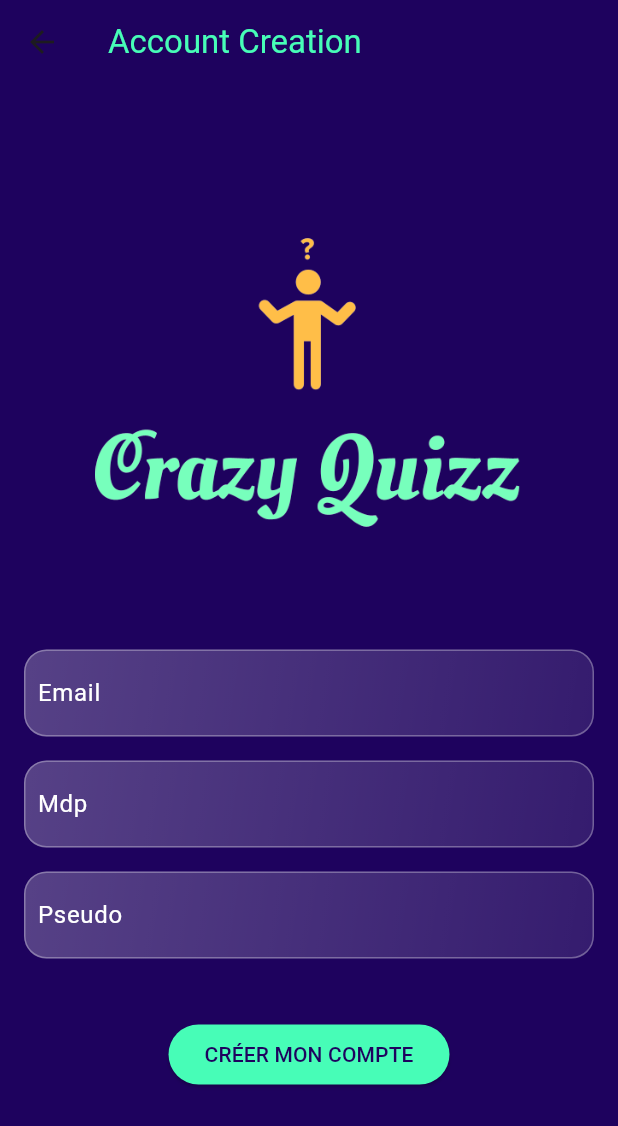
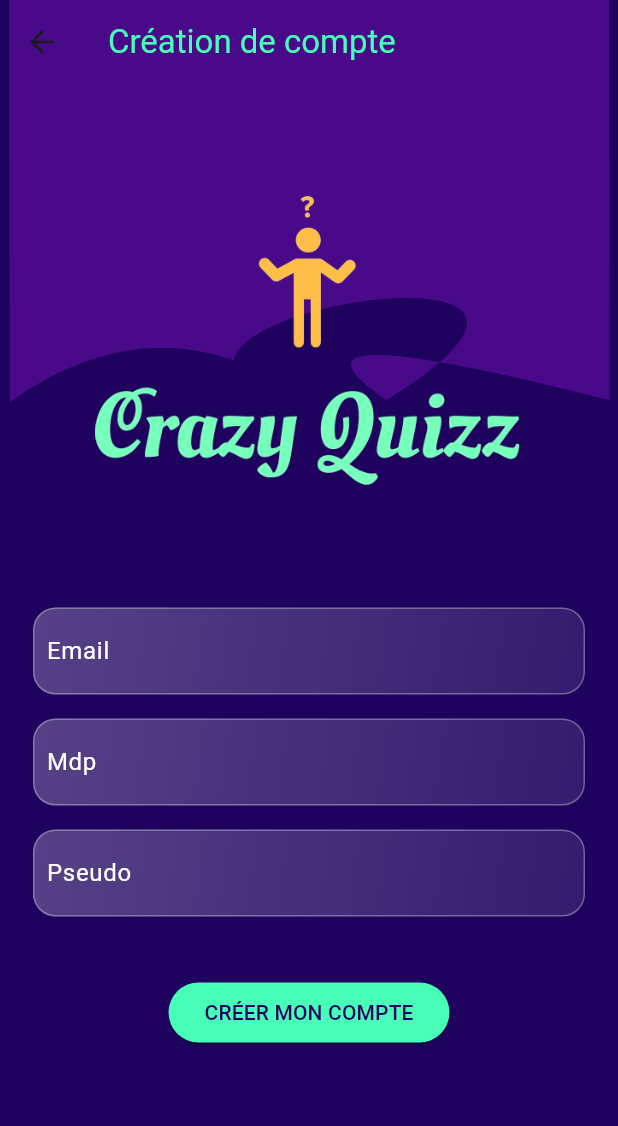
Before and after one commit to ThomasFabrePro/quizz_app_provider, a Flutter app: the screen it shows after launch, after a tap on "Créer un compte", on a phone screen of 412 x 824 dp. Shown: the top 1126 px of the screen. Run offline on Flutter 3.47's test engine with Material 3 defaults, Android fonts, the light colour scheme and no system bars; our stand-ins replace formz, go_router, shared_preferences; network calls fail.

Commit message:
authentication screen + some front

```diff
--- a/lib/app.dart
+++ b/lib/app.dart
@@ -3,13 +3,18 @@ import 'package:go_router/go_router.dart';
 import 'package:quizz_app_provider/common/theme.dart';
 import 'package:quizz_app_provider/home_page.dart';
 import 'package:quizz_app_provider/login/screens/account_creation.dart';
+import 'package:quizz_app_provider/login/screens/authentication.dart';
 import 'package:quizz_app_provider/login/screens/login.dart';
 import 'package:quizz_app_provider/models/user.dart';
 
 GoRouter router() {
   return GoRouter(
-    initialLocation: '/login',
+    initialLocation: '/authentication',
     routes: [
+      GoRoute(
+        path: '/authentication',
+        builder: (context, state) => const AuthenticationPage(),
+      ),
       GoRoute(
         path: '/login',
         builder: (context, state) => const LoginPage(),
--- a/lib/common/theme.dart
+++ b/lib/common/theme.dart
@@ -19,5 +19,7 @@ final appTheme = ThemeData(
 
 class ThemeConfig {
   static const Color primaryColor = Color.fromARGB(255, 71, 253, 183);
+  static const Color secondaryColor = Color.fromARGB(166, 94, 15, 158);
   static const Color tertiaryColor = Color.fromARGB(255, 30, 2, 94);
+  static const double maxWidth = 400;
 }
--- a/lib/login/screens/account_creation.dart
+++ b/lib/login/screens/account_creation.dart
@@ -1,7 +1,7 @@
 import 'package:flutter/material.dart';
 import 'package:provider/provider.dart';
-import 'package:quizz_app_provider/common/theme.dart';
 import 'package:quizz_app_provider/login/models/login_form.dart';
+import 'package:quizz_app_provider/login/screens/base_page.dart';
 import 'package:quizz_app_provider/login/widgets/create_account_button.dart';
 import 'package:quizz_app_provider/login/widgets/email_input.dart';
 import 'package:quizz_app_provider/login/widgets/password_input.dart';
@@ -12,15 +12,19 @@ class AccountCreationPage extends StatelessWidget {
 
   @override
   Widget build(BuildContext context) {
-    return Scaffold(
-      // extendBodyBehindAppBar: true,
-      appBar: AppBar(
-        elevation: 0,
-        title: const Text('Account Creation',
-            style: TextStyle(color: ThemeConfig.primaryColor)),
-        backgroundColor: Colors.transparent,
-      ),
-      body: Center(
+    return const BasePage(
+      appBarText: 'Création de compte',
+      child: AccountCreationPageContent(),
+    );
+  }
+}
+
+class AccountCreationPageContent extends StatelessWidget {
+  const AccountCreationPageContent({super.key});
+
+  @override
+  Widget build(BuildContext context) {
+    return Center(
       child: Padding(
         padding: const EdgeInsets.symmetric(horizontal: 16.0),
         child: Container(
@@ -53,7 +57,6 @@ class AccountCreationPage extends StatelessWidget {
               )),
         ),
       ),
-      ),
     );
   }
 }
--- a/lib/login/screens/authentication.dart
+++ b/lib/login/screens/authentication.dart
@@ -1,17 +1,72 @@
 import 'package:flutter/material.dart';
+import 'package:go_router/go_router.dart';
+import 'package:quizz_app_provider/common/theme.dart';
+import 'package:quizz_app_provider/login/authentication_status.dart';
+import 'package:quizz_app_provider/login/screens/base_page.dart';
+import 'package:quizz_app_provider/web_service/web_service.dart';
+import 'package:shared_preferences/shared_preferences.dart';
 
-class Authentication extends StatelessWidget {
-  const Authentication({super.key});
+class AuthenticationPage extends StatefulWidget {
+  const AuthenticationPage({
+    super.key,
+  });
+
+  @override
+  State<AuthenticationPage> createState() => _AuthenticationPageState();
+}
+
+class _AuthenticationPageState extends State<AuthenticationPage>
+    with ConnectUser {
+  late SharedPreferences sharedPreferences;
+
+  @override
+  void initState() {
+    SharedPreferences.getInstance().then((value) {
+      String email = value.getString('email') ?? '';
+      String password = value.getString('password') ?? '';
+      connectUser(email, password).then((value) {
+        switch (value) {
+          case AuthenticationStatus.authenticated:
+            context.go('/home');
+            break;
+          default:
+            context.go('/login');
+            break;
+        }
+      });
+    });
+    super.initState();
+  }
 
   @override
   Widget build(BuildContext context) {
-    return Scaffold(
-      appBar: AppBar(
-        title: const Text('Authentication'),
-      ),
-      body: const Center(
-        child: Text('Authentication'),
-      ),
+    return const BasePage(appBarText: '', child: AuthenticationPageContent());
+  }
+}
+
+class AuthenticationPageContent extends StatelessWidget {
+  const AuthenticationPageContent({super.key});
+
+  @override
+  Widget build(BuildContext context) {
+    return const Center(
+      child: Padding(
+          padding: EdgeInsets.symmetric(horizontal: 16.0),
+          child: Column(
+            mainAxisAlignment: MainAxisAlignment.spaceAround,
+            children: [
+              Align(
+                alignment: Alignment.topCenter,
+                child: Image(
+                  image: AssetImage('assets/logo_small.png'),
+                  height: 200,
+                ),
+              ),
+              CircularProgressIndicator(
+                color: ThemeConfig.secondaryColor,
+              )
+            ],
+          )),
     );
   }
 }
--- /dev/null
+++ b/lib/login/screens/base_page.dart
@@ -0,0 +1,41 @@
+import 'package:flutter/material.dart';
+import 'package:quizz_app_provider/common/theme.dart';
+import 'package:quizz_app_provider/login/widgets/custom_shaped_container.dart';
+
+class BasePage extends StatelessWidget {
+  final String appBarText;
+  final Widget child;
+
+  const BasePage({super.key, required this.appBarText, required this.child});
+
+  @override
+  Widget build(BuildContext context) {
+    return Scaffold(
+      extendBodyBehindAppBar: true,
+      appBar: AppBar(
+        elevation: 0,
+        title: Text(appBarText,
+            style: const TextStyle(color: ThemeConfig.primaryColor)),
+        backgroundColor: Colors.transparent,
+      ),
+      body: Center(
+        child: Container(
+          constraints: const BoxConstraints(maxWidth: ThemeConfig.maxWidth),
+          child: Stack(
+            children: [
+              Positioned(
+                top: 0,
+                child: CustomPaint(
+                  painter: RPSCustomPainter(),
+                  size: const Size(
+                      ThemeConfig.maxWidth, ThemeConfig.maxWidth * 2),
+                ),
+              ),
+              child,
+            ],
+          ),
+        ),
+      ),
+    );
+  }
+}
--- a/lib/login/screens/login.dart
+++ b/lib/login/screens/login.dart
@@ -2,32 +2,35 @@ import 'package:flutter/material.dart';
 import 'package:provider/provider.dart';
 import 'package:quizz_app_provider/login/models/login_form.dart';
 import 'package:quizz_app_provider/login/models/pseudo.dart';
+import 'package:quizz_app_provider/login/screens/base_page.dart';
 import 'package:quizz_app_provider/login/widgets/account_creation_link.dart';
 import 'package:quizz_app_provider/login/widgets/email_input.dart';
 import 'package:quizz_app_provider/login/widgets/password_input.dart';
 import 'package:quizz_app_provider/login/widgets/submit_button.dart';
-
-// import '../models.dart';
 
 class LoginPage extends StatelessWidget {
   const LoginPage({super.key});
 
   @override
   Widget build(BuildContext context) {
-    return Scaffold(
-      // appBar: AppBar(
-      //   title: const Text('Login'),
-      //   // backgroundColor: Color.fromARGB(255, 92, 255, 193),
-      // ),
-      body: Center(
+    return const BasePage(
+      appBarText: '',
+      child: LoginPageContent(),
+    );
+  }
+}
+
+class LoginPageContent extends StatelessWidget {
+  const LoginPageContent({super.key});
+
+  @override
+  Widget build(BuildContext context) {
+    return Center(
       child: Padding(
         padding: const EdgeInsets.symmetric(horizontal: 16.0),
         child: SingleChildScrollView(
-            child: Container(
-              constraints: const BoxConstraints(maxWidth: 400),
           child: ChangeNotifierProvider(
-                  create: (context) =>
-                      LoginForm(pseudo: const Pseudo.dirty('/')),
+              create: (context) => LoginForm(pseudo: const Pseudo.dirty('/')),
               child: Builder(
                 builder: (context) {
                   return const Column(
@@ -56,8 +59,6 @@ class LoginPage extends StatelessWidget {
               )),
         ),
       ),
-        ),
-      ),
     );
   }
 }
--- /dev/null
+++ b/lib/login/widgets/custom_shaped_container.dart
@@ -0,0 +1,50 @@
+import 'package:flutter/material.dart';
+import 'package:quizz_app_provider/common/theme.dart';
+
+class RPSCustomPainter extends CustomPainter {
+  @override
+  void paint(Canvas canvas, Size size) {
+    // Layer 1
+
+    Paint paint_fill_0 = Paint()
+      ..color = ThemeConfig.secondaryColor
+      ..style = PaintingStyle.fill
+      ..strokeWidth = size.width * 0.00
+      ..strokeCap = StrokeCap.butt
+      ..strokeJoin = StrokeJoin.miter;
+
+    Path path_0 = Path();
+    path_0.moveTo(0, size.height * -0.0008333);
+    path_0.lineTo(size.width, size.height * -0.0008333);
+    path_0.lineTo(size.width * 1.0012500, size.height * 0.3336134);
+    path_0.quadraticBezierTo(size.width * 0.4103750, size.height * 0.2580250,
+        size.width * 0.6287500, size.height * 0.3335000);
+    path_0.cubicTo(
+        size.width * 1.0331250,
+        size.height * 0.2082083,
+        size.width * 0.3980250,
+        size.height * 0.2427000,
+        size.width * 0.3747125,
+        size.height * 0.3002750);
+    path_0.quadraticBezierTo(size.width * 0.1900625, size.height * 0.2682000,
+        size.width * 0.0012500, size.height * 0.3350000);
+
+    canvas.drawPath(path_0, paint_fill_0);
+
+    // Layer 1
+
+    Paint paint_stroke_0 = Paint()
+      ..color = Colors.transparent
+      ..style = PaintingStyle.stroke
+      ..strokeWidth = size.width * 0.00
+      ..strokeCap = StrokeCap.butt
+      ..strokeJoin = StrokeJoin.miter;
+
+    canvas.drawPath(path_0, paint_stroke_0);
+  }
+
+  @override
+  bool shouldRepaint(covariant CustomPainter oldDelegate) {
+    return true;
+  }
+}
--- a/lib/web_service/web_service.dart
+++ b/lib/web_service/web_service.dart
@@ -3,6 +3,7 @@ import 'dart:convert';
 import 'package:http/http.dart' as http;
 import 'package:quizz_app_provider/app.dart';
 import 'package:quizz_app_provider/login/authentication_status.dart';
+import 'package:shared_preferences/shared_preferences.dart';
 
 class WebService {
   static const String _baseUrl = 'http://10.0.0.25:80';
@@ -24,14 +25,12 @@ mixin ConnectUser {
           'password': password,
         }),
       );
-      print("TEST response status code : ${response.statusCode}");
+      print("response status code : ${response.statusCode}");
 
       if (response.statusCode == 201) {
         dynamic data = jsonDecode(response.body);
         user = user.copyWith(pseudo: data["user"]['pseudo']);
 
-        print("TEST response body : ${response.body}");
-        print("TEST user pseudo : ${user.pseudo}");
         return AuthenticationStatus.authenticated;
       } else {
         return AuthenticationStatus.failed;
@@ -61,6 +60,11 @@ mixin CreateUser {
       if (response.statusCode == 201) {
         dynamic data = jsonDecode(response.body);
         user = user.copyWith(pseudo: data["user"]['pseudo']);
+
+        SharedPreferences.getInstance().then((value) {
+          value.setString('email', email);
+          value.setString('password', password);
+        });
         return AuthenticationStatus.authenticated;
       }
       if (response.statusCode == 401) {
--- a/pubspec.yaml
+++ b/pubspec.yaml
@@ -14,6 +14,7 @@ dependencies:
   http: ^1.1.0
   equatable: ^2.0.5
   go_router: ^12.1.3
+  shared_preferences: ^2.2.2
 dev_dependencies:
   flutter_test:
     sdk: flutter
```
Also changed, not shown: pubspec.lock, 1 other file. Lines whose indentation alone changed are shown as unchanged.
